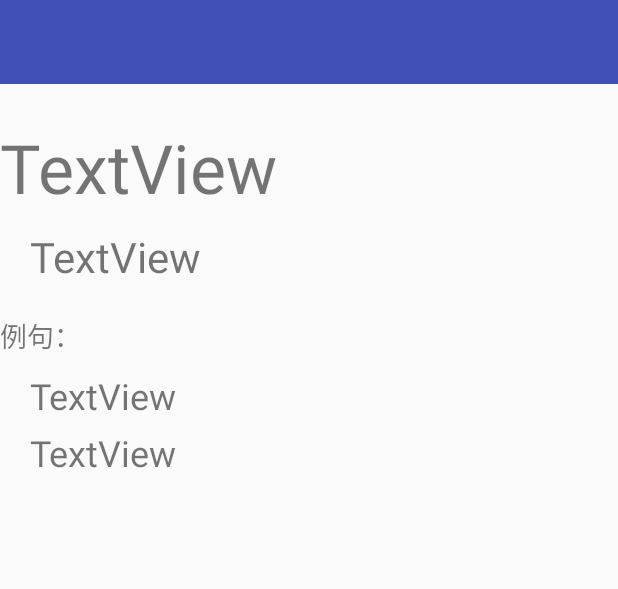
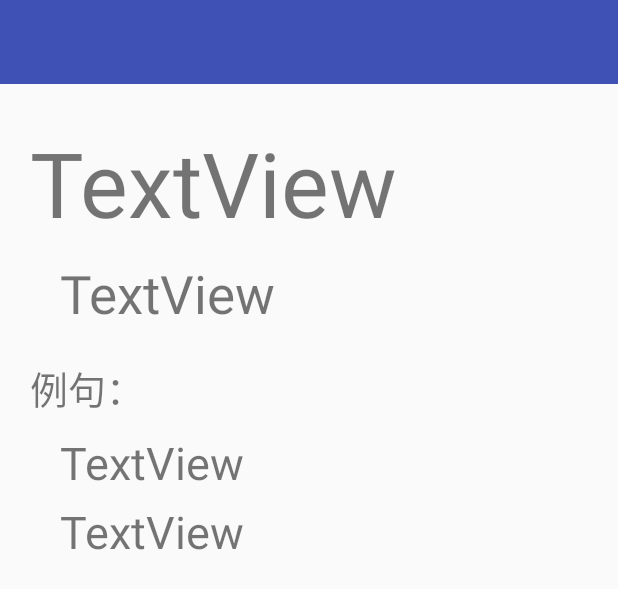
Before and after one commit to nfu-irs-lab/Bob, an Android app: the layout activity_main.xml on its own in the app's theme, with its tools: preview values and no code run, on a phone screen of 412 x 824 dp. Shown: the top 589 px of the screen. Run offline under Robolectric (Android 15) with nearby library versions, the phone set to English and light mode, and no system bars.

Commit message:
prettier UI

```diff
--- a/Bob_android/app/src/main/res/layout/activity_main.xml
+++ b/Bob_android/app/src/main/res/layout/activity_main.xml
@@ -10,11 +10,11 @@
         android:id="@+id/main_tr_name"
         android:layout_width="match_parent"
         android:layout_height="wrap_content"
-        android:layout_marginStart="20dp"
+        android:layout_marginStart="40dp"
         android:layout_marginTop="10dp"
         android:layout_weight="1"
         android:text="TextView"
-        android:textSize="28sp"
+        android:textSize="35sp"
         app:layout_constraintEnd_toEndOf="parent"
         app:layout_constraintHorizontal_bias="1.0"
         app:layout_constraintStart_toStartOf="parent"
@@ -35,10 +35,11 @@
         android:id="@+id/main_name"
         android:layout_width="match_parent"
         android:layout_height="wrap_content"
+        android:layout_marginStart="20dp"
         android:layout_marginTop="25dp"
         android:layout_weight="1"
         android:text="TextView"
-        android:textSize="45dp"
+        android:textSize="60sp"
         app:layout_constraintEnd_toEndOf="parent"
         app:layout_constraintStart_toStartOf="parent"
         app:layout_constraintTop_toBottomOf="@+id/main_toolbar" />
@@ -47,11 +48,11 @@
         android:id="@+id/main_sentence"
         android:layout_width="match_parent"
         android:layout_height="wrap_content"
-        android:layout_marginStart="20dp"
+        android:layout_marginStart="40dp"
         android:layout_marginTop="10dp"
         android:layout_weight="1"
         android:text="TextView"
-        android:textSize="24sp"
+        android:textSize="30sp"
         app:layout_constraintEnd_toEndOf="parent"
         app:layout_constraintHorizontal_bias="1.0"
         app:layout_constraintStart_toStartOf="parent"
@@ -61,11 +62,11 @@
         android:id="@+id/main_tr_sentence"
         android:layout_width="match_parent"
         android:layout_height="wrap_content"
-        android:layout_marginStart="20dp"
+        android:layout_marginStart="40dp"
         android:layout_marginTop="5dp"
         android:layout_weight="1"
         android:text="TextView"
-        android:textSize="24sp"
+        android:textSize="30sp"
         app:layout_constraintEnd_toEndOf="parent"
         app:layout_constraintHorizontal_bias="0.0"
         app:layout_constraintStart_toStartOf="parent"
@@ -75,9 +76,10 @@
         android:id="@+id/main_prompt_sentence"
         android:layout_width="match_parent"
         android:layout_height="wrap_content"
+        android:layout_marginStart="20dp"
         android:layout_marginTop="20dp"
         android:text="例句："
-        android:textSize="18dp"
+        android:textSize="25sp"
         app:layout_constraintEnd_toEndOf="parent"
         app:layout_constraintHorizontal_bias="0.0"
         app:layout_constraintStart_toStartOf="parent"
```
